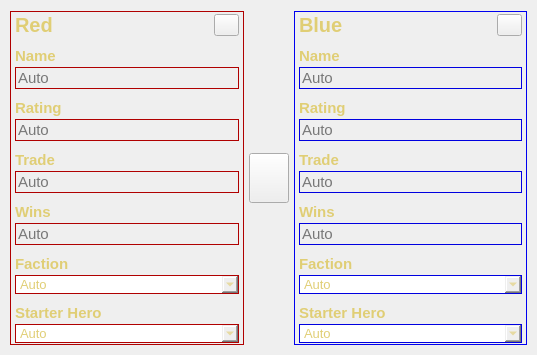
Qt form forms/mainwindow.ui (darkness0710/tool_h3overlay) before a commit; both pictures show x 0 to 537 and y 158 to 513 of the 537 by 513 pixel window.
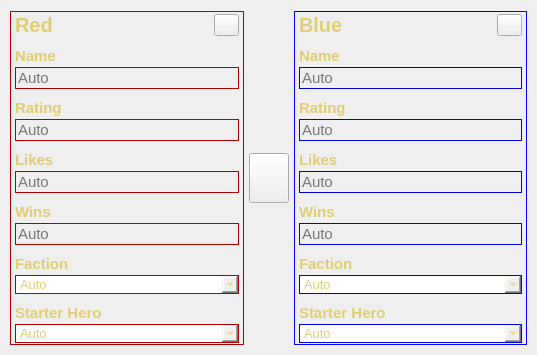
The same form after that commit. Icons and pictures are not drawn.

Diff of the .ui file:
```diff
--- a/forms/mainwindow.ui
+++ b/forms/mainwindow.ui
@@ -306,7 +306,7 @@
                 <string notr="true">color:#E0CE75;</string>
                </property>
                <property name="text">
-                <string>Trade</string>
+                <string>Likes</string>
                </property>
               </widget>
              </item>
@@ -671,7 +671,7 @@
                 <string notr="true">color:#E0CE75;</string>
                </property>
                <property name="text">
-                <string>Trade</string>
+                <string>Likes</string>
                </property>
               </widget>
              </item>
```
